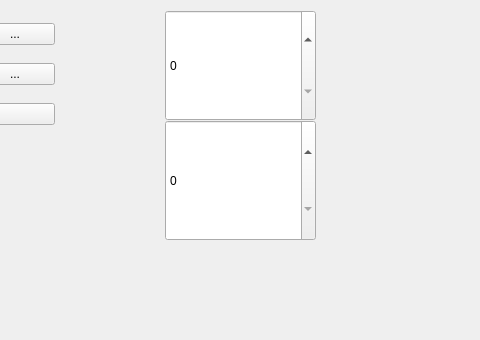
Above: src/mainwindow.ui from PhilippUryas/Vega-GeneratorRLI before the change; both pictures show x 265 to 745 and y 0 to 340 of the 918 by 433 pixel window. Below: the same form after it.
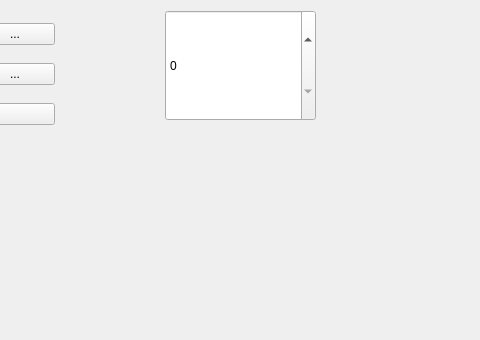
That is the form after the change.

The edit to the form file:
```diff
--- a/src/mainwindow.ui
+++ b/src/mainwindow.ui
@@ -74,19 +74,6 @@
      <number>99999999</number>
     </property>
    </widget>
-   <widget class="QSpinBox" name="spinBox_2">
-    <property name="geometry">
-     <rect>
-      <x>430</x>
-      <y>120</y>
-      <width>151</width>
-      <height>121</height>
-     </rect>
-    </property>
-    <property name="maximum">
-     <number>100000</number>
-    </property>
-   </widget>
   </widget>
  </widget>
  <layoutdefault spacing="6" margin="11"/>
```
